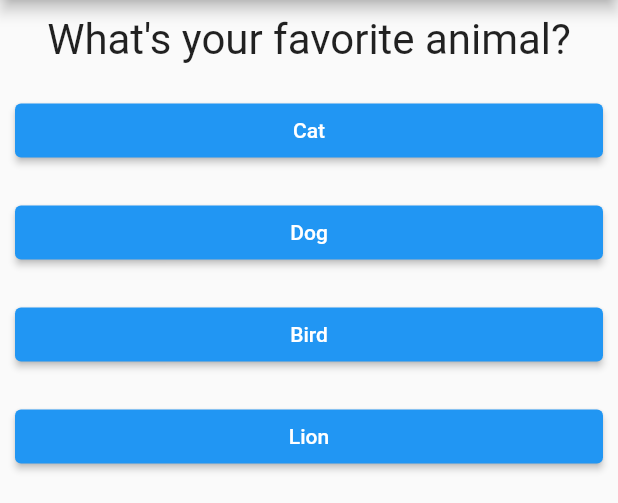
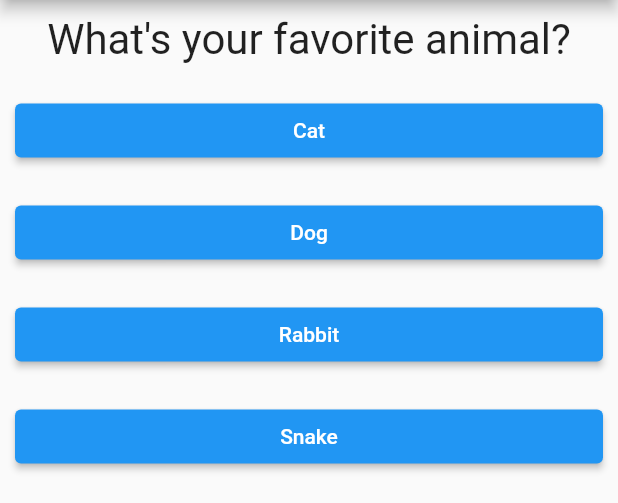
Before and after one commit to salmayaser/QuizAppFlutter, a Flutter app: the screen it shows after launch, after a tap on "Red", on a phone screen of 412 x 824 dp, the part 84-587 px from its top. Run offline on Flutter 3.47's test engine with Material 2 defaults, Android fonts, the phone set to English and light mode, and no system bars.

Commit message:
Finalizing quiz app

```diff
--- a/lib/main.dart
+++ b/lib/main.dart
@@ -1,8 +1,8 @@
-import 'dart:math';
-
 import 'package:flutter/material.dart';
 import './question.dart';
 import './answer.dart';
+import './quiz.dart';
+import './result.dart';
 // impotring the material.dart package because we want a predefined set of wedges material themes wedges.
 
 // widgets
@@ -10,8 +10,7 @@ import './answer.dart';
 //scaffold() is a widget that provides a basic design
 // appBar() is a widget that provides a toolbar.
 
-void main() => runApp(
-    MyApp()); // runApp is a function that takes a core widget as an argument.
+void main() => runApp(MyApp()); // runApp is a function that takes a core widget as an argument.
 
 // every widget is an object and each object is a class
 class MyApp extends StatefulWidget {
@@ -23,18 +22,34 @@ class MyApp extends StatefulWidget {
 
 class MyAppState extends State<MyApp> {
   var questionIndex = 0;
+  var totalScore = 0;
   static const questions = [
     {
       'question': 'What\'s your favorite color?',
-      'answers': ['Red', 'Green', 'Blue', 'Yellow'],
+      'answers': [
+        {'text': 'Red', 'score': 0},
+        {'text': 'Green', 'score': 1},
+        {'text': 'Blue', 'score': 2},
+        {'text': 'Yellow', 'score': 3},
+      ],
     },
     {
       'question': 'What\'s your favorite animal?',
-      'answers': ['Cat', 'Dog', 'Bird', 'Lion'],
+      'answers': [
+        {'text': 'Cat', 'score': 0},
+        {'text': 'Dog', 'score': 1},
+        {'text': 'Rabbit', 'score': 2},
+        {'text': 'Snake', 'score': 3},
+      ],
     },
     {
       'question': 'What\'s your favorite food?',
-      'answers': ['Pizza', 'Pasta', 'Tacos', 'Burritos'],
+      'answers': [
+        {'text': 'Pizza', 'score': 0},
+        {'text': 'Burger', 'score': 1},
+        {'text': 'Pasta', 'score': 2},
+        {'text': 'Rice', 'score': 3},
+      ],
     }
   ];
 
@@ -43,29 +58,31 @@ class MyAppState extends State<MyApp> {
   Widget build(BuildContext ctx) {
     return MaterialApp(
       home: Scaffold(
-        appBar: AppBar(title: Text('My first application')),
-        body: questionIndex < questions.length
-            ? Column(
-                children: <Widget>[
-                  Question(questions[this.questionIndex]['question']),
-                  ...(questions[this.questionIndex]['answers'] as List<String>)
-                      .map((answer) {
-                    return Answer(answer, this._answerQuestion);
-                  }).toList()
-                ],
-              )
-            : Center(
-                child: Text('You did it!'),
-              ),
-      ),
+          appBar: AppBar(title: Text('My first application')),
+          body: questionIndex < questions.length
+              ? Quiz(
+                  questionIndex: questionIndex,
+                  questions: questions,
+                  answerQuestion: _answerQuestion,
+                )
+              : Result(totalScore, restartQuiz)),
     );
   }
 
-  void _answerQuestion() {
+  void _answerQuestion(int score) {
     if (this.questionIndex < questions.length) {
       setState(() {
+        this.totalScore = totalScore + score;
+        print(this.totalScore);
         this.questionIndex = (this.questionIndex + 1);
       });
     }
   }
+
+  void restartQuiz() {
+    setState(() {
+      this.questionIndex = 0;
+      this.totalScore = 0;
+    });
+  }
 }
--- /dev/null
+++ b/lib/quiz.dart
@@ -0,0 +1,21 @@
+import 'package:flutter/material.dart';
+import './question.dart';
+import './answer.dart';
+
+class Quiz extends StatelessWidget {
+  final questionIndex;
+  final questions;
+  final Function answerQuestion;
+  Quiz({this.questionIndex, this.questions, this.answerQuestion});
+  @override
+  Widget build(BuildContext context) {
+    return Column(
+      children: <Widget>[
+        Question(questions[this.questionIndex]['question']),
+        ...(questions[this.questionIndex]['answers'] as List<Map>).map((answer) {
+          return Answer(answer['text'], () => answerQuestion(answer['score']));
+        }).toList()
+      ],
+    );
+  }
+}
```
Also changed, not shown: lib/result.dart (added, +43 -0 lines).
